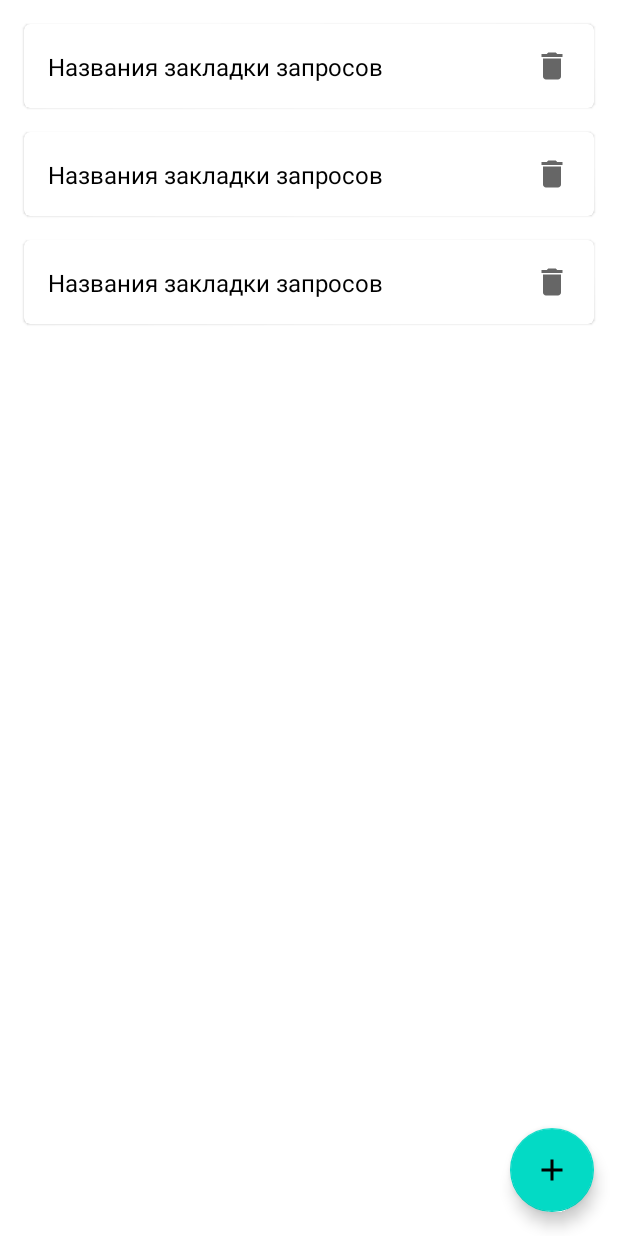
After one commit to DmitryWake/RESTClient, an Android app: the layout fragment_script_list.xml on its own in the app's theme, with its tools: preview values and no code run, on a phone screen of 412 x 824 dp. The commit adds this screen. Run offline under Robolectric (Android 15) with nearby library versions, the phone set to English and light mode, and no system bars.

Commit message:
Добавил экран со списком сценариев

```diff
--- a/app/src/main/java/com/ewake/restclient/presentation/app/App.kt
+++ b/app/src/main/java/com/ewake/restclient/presentation/app/App.kt
@@ -8,5 +8,5 @@ import javax.inject.Inject
  * @author Nikolaevsky Dmitry (@d.nikolaevskiy)
  */
 @HiltAndroidApp
-class App @Inject constructor() : Application() {
+class App: Application() {
 }
--- a/app/src/main/java/com/ewake/restclient/presentation/viewmodel/mainpage/MainPageViewModel.kt
+++ b/app/src/main/java/com/ewake/restclient/presentation/viewmodel/mainpage/MainPageViewModel.kt
@@ -1,5 +1,6 @@
 package com.ewake.restclient.presentation.viewmodel.mainpage
 
+import android.app.Application
 import androidx.lifecycle.LiveData
 import androidx.lifecycle.MutableLiveData
 import androidx.lifecycle.viewModelScope
@@ -26,7 +27,7 @@ import javax.inject.Inject
  */
 @HiltViewModel
 class MainPageViewModel @Inject constructor(
-    app: App,
+    app: Application,
     database: AppDatabase,
     private val httpClient: OkHttpClient,
     private val mapper: RequestResponseMapper
--- /dev/null
+++ b/app/src/main/res/drawable/ic_delete.xml
@@ -0,0 +1,10 @@
+<vector xmlns:android="http://schemas.android.com/apk/res/android"
+    android:width="24dp"
+    android:height="24dp"
+    android:viewportWidth="24"
+    android:viewportHeight="24"
+    android:tint="?attr/colorControlNormal">
+  <path
+      android:fillColor="@android:color/white"
+      android:pathData="M6,19c0,1.1 0.9,2 2,2h8c1.1,0 2,-0.9 2,-2V7H6v12zM19,4h-3.5l-1,-1h-5l-1,1H5v2h14V4z"/>
+</vector>
--- /dev/null
+++ b/app/src/main/res/layout/fragment_script_list.xml
@@ -0,0 +1,30 @@
+<?xml version="1.0" encoding="utf-8"?>
+<androidx.constraintlayout.widget.ConstraintLayout xmlns:android="http://schemas.android.com/apk/res/android"
+    xmlns:app="http://schemas.android.com/apk/res-auto"
+    xmlns:tools="http://schemas.android.com/tools"
+    android:layout_width="match_parent"
+    android:layout_height="match_parent">
+
+    <androidx.recyclerview.widget.RecyclerView
+        android:id="@+id/script_list"
+        android:layout_width="match_parent"
+        android:layout_height="match_parent"
+        app:layout_constraintBottom_toBottomOf="parent"
+        app:layout_constraintEnd_toEndOf="parent"
+        app:layout_constraintStart_toStartOf="parent"
+        app:layout_constraintTop_toTopOf="parent"
+        tools:listitem="@layout/script_item"
+        android:paddingBottom="60dp"
+        android:clipToPadding="true"
+        android:paddingTop="8dp"/>
+
+    <com.google.android.material.floatingactionbutton.FloatingActionButton
+        android:id="@+id/add"
+        android:src="@drawable/ic_add"
+        android:layout_width="wrap_content"
+        android:layout_height="wrap_content"
+        android:layout_margin="16dp"
+        app:layout_constraintBottom_toBottomOf="parent"
+        app:layout_constraintEnd_toEndOf="parent" />
+
+</androidx.constraintlayout.widget.ConstraintLayout>
--- /dev/null
+++ b/app/src/main/res/layout/script_item.xml
@@ -0,0 +1,39 @@
+<?xml version="1.0" encoding="utf-8"?>
+<com.google.android.material.card.MaterialCardView xmlns:android="http://schemas.android.com/apk/res/android"
+    android:layout_width="match_parent"
+    android:layout_height="wrap_content"
+    xmlns:tools="http://schemas.android.com/tools"
+    xmlns:app="http://schemas.android.com/apk/res-auto"
+    android:layout_marginHorizontal="16dp"
+    android:layout_marginVertical="8dp">
+
+    <androidx.constraintlayout.widget.ConstraintLayout
+        android:layout_width="match_parent"
+        android:layout_height="wrap_content">
+
+        <TextView
+            android:id="@+id/title"
+            android:layout_width="0dp"
+            android:layout_height="wrap_content"
+            android:textSize="16sp"
+            android:textColor="@color/black"
+            tools:text="Названия закладки запросов"
+            android:layout_margin="16dp"
+            app:layout_constraintTop_toTopOf="parent"
+            app:layout_constraintStart_toStartOf="parent"
+            app:layout_constraintBottom_toBottomOf="parent"/>
+
+        <ImageButton
+            android:id="@+id/delete"
+            android:layout_width="wrap_content"
+            android:layout_height="wrap_content"
+            android:src="@drawable/ic_delete"
+            app:layout_constraintEnd_toEndOf="parent"
+            app:layout_constraintTop_toTopOf="parent"
+            app:layout_constraintBottom_toBottomOf="parent"
+            android:layout_margin="16dp"
+            android:background="@color/white"/>
+
+    </androidx.constraintlayout.widget.ConstraintLayout>
+
+</com.google.android.material.card.MaterialCardView>
```
Also changed, not shown: app/src/main/java/com/ewake/restclient/presentation/ui/fragment/scriptlist/ScriptListFragment.kt (added, +89 -0 lines), app/src/main/java/com/ewake/restclient/presentation/ui/fragment/scriptlist/adapter/ScriptAdapter.kt (added, +64 -0 lines), app/src/main/java/com/ewake/restclient/presentation/utils/SingleEventLiveData.kt (added, +43 -0 lines), app/src/main/java/com/ewake/restclient/presentation/viewmodel/base/BaseViewModel.kt (+6 -4 lines), app/src/main/java/com/ewake/restclient/presentation/viewmodel/scriptlist/ScriptListViewModel.kt (added, +68 -0 lines), app/src/main/res/navigation/main_graph.xml (+9 -2 lines).
